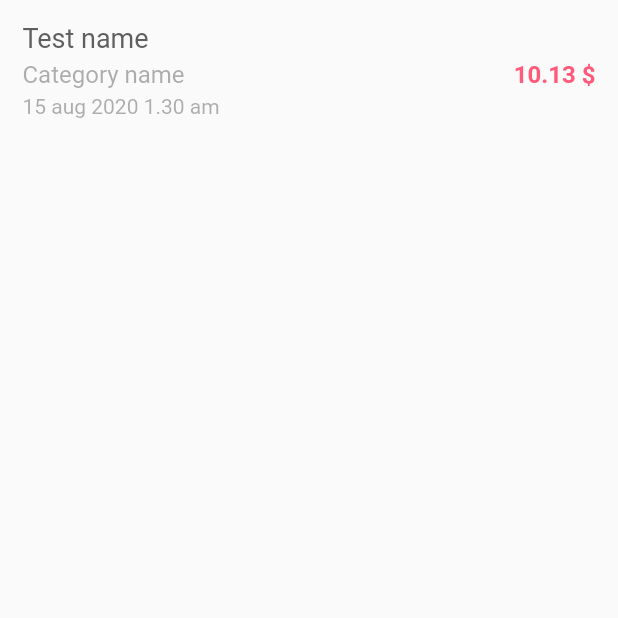
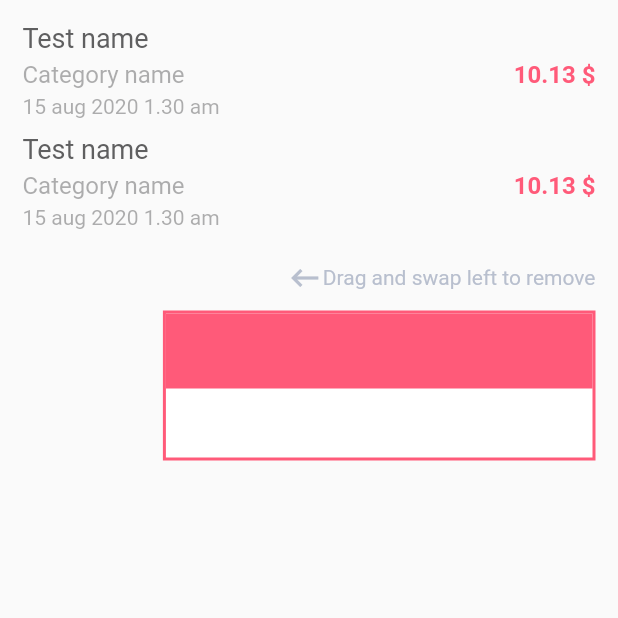
Before and after one commit to TheAlphamerc/flutter_healthcare_app, a Flutter app: the LabTab screen opened directly, on a phone screen of 412 x 824 dp, the top half of it. Run offline on Flutter 3.47's test engine with Material 2 defaults, Android fonts, the phone set to English and light mode, and no system bars; drawn by our look-alikes of flutter_slidable; our stand-ins replace file_picker, flutter_datetime_picker, geolocator, group_radio_button, rating_bar, responsive_grid; missing offline and left inert: geocoder.

Commit message:
add swap delete option in lab tab

```diff
--- a/lib/src/pages/lab_cart_tab.dart
+++ b/lib/src/pages/lab_cart_tab.dart
@@ -1,5 +1,6 @@
 import 'package:flutter/material.dart';
 import 'package:flutter_healthcare_app/src/theme/light_color.dart';
+import 'package:flutter_slidable/flutter_slidable.dart';
 
 class LabTab extends StatefulWidget {
   @override
@@ -15,6 +16,27 @@ class _LabTabState extends State<LabTab> {
         height: MediaQuery.of(context).size.height,
         child: Padding(
           padding: const EdgeInsets.only(left:15.0,top: 15.0,right: 15),
+          child: Column(
+            crossAxisAlignment: CrossAxisAlignment.start,
+            children: [
+              cartItem(context),
+              cartItem(context),
+              swapText(context),
+              chargeBox(context)
+            ],
+          ),
+        ),
+      ),
+    );
+  }
+
+  Widget cartItem(BuildContext context) {
+    return Slidable(
+      actionPane: SlidableDrawerActionPane(),
+      actionExtentRatio: 0.25,
+      child: Padding(
+        padding: const EdgeInsets.only(bottom:10.0),
+        child: Container(
           child: Column(
             crossAxisAlignment: CrossAxisAlignment.start,
             children: [
@@ -40,7 +62,7 @@ class _LabTabState extends State<LabTab> {
                       style: TextStyle(
                           color: LightColor.themered,
                           fontSize: 16,
-                        fontWeight: FontWeight.bold
+                          fontWeight: FontWeight.bold
                       ),),
                   ),
                 ],
@@ -54,6 +76,78 @@ class _LabTabState extends State<LabTab> {
           ),
         ),
       ),
+      secondaryActions: <Widget>[
+
+        IconSlideAction(
+          onTap: (){},
+          color: Colors.transparent,
+          iconWidget: Container(
+            height: 30,
+            width: 30,
+            decoration: BoxDecoration(
+              color: LightColor.white,
+              borderRadius: BorderRadius.all(Radius.circular(100)),
+              boxShadow: [
+                BoxShadow(
+                  color: LightColor.lightblack.withOpacity(0.3),
+                  spreadRadius: 1,
+                  blurRadius: 15,
+                  offset: Offset(0, 1), // changes position of shadow
+                ),
+              ],
+            ),
+            child: Center(
+              child: Icon(
+                Icons.clear,
+                color: LightColor.themered,
+                size: 20,
+              ),
+            ),
+          ),
+        ),
+      ],
+    );
+  }
+
+  Widget swapText(BuildContext context) {
+    return Padding(
+      padding: const EdgeInsets.only(top:10.0,bottom: 10.0),
+      child: Row(
+        mainAxisAlignment: MainAxisAlignment.end,
+        children: [
+          Icon(Icons.keyboard_backspace,
+          color: LightColor.grey,),
+          Text('Drag and swap left to remove',
+          style: TextStyle(
+            color: LightColor.grey
+          ),)
+        ],
+      ),
+    );
+  }
+
+  Widget chargeBox(BuildContext context) {
+    return Align(
+      alignment: Alignment.topRight,
+      child: Container(
+        height: 100,
+        width: MediaQuery.of(context).size.width * 0.7,
+        decoration: BoxDecoration(
+          color: LightColor.white,
+          border: Border.all(color: LightColor.themered,width: 2)
+        ),
+        child: Column(
+          children: [
+            Container(
+              height: 50,
+              width: MediaQuery.of(context).size.width * 0.7,
+              color: LightColor.themered,
+              child: Text(''),
+            )
+          ],
+        ),
+
+      ),
     );
   }
 }
--- a/pubspec.yaml
+++ b/pubspec.yaml
@@ -31,6 +31,7 @@ dependencies:
   group_radio_button: ^1.0.1
   file_picker: ^2.0.0
   responsive_grid: ^1.2.1+1
+  flutter_slidable: ^0.5.7
 
 dev_dependencies:
   flutter_test:
```
Also changed, not shown: pubspec.lock.
